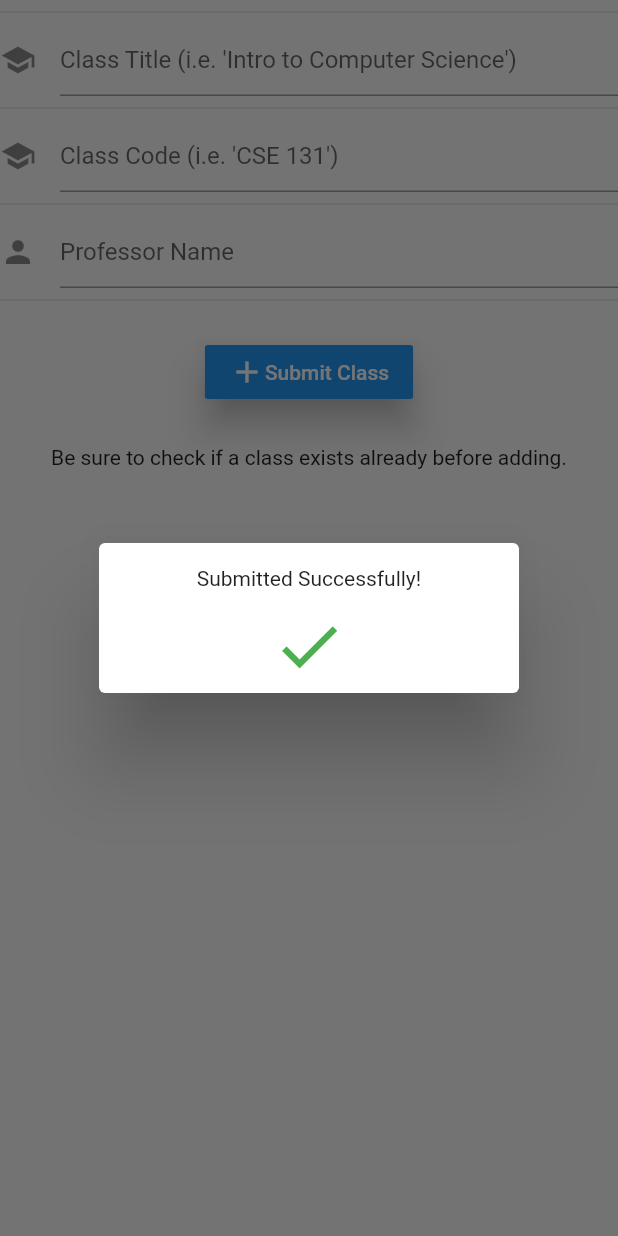
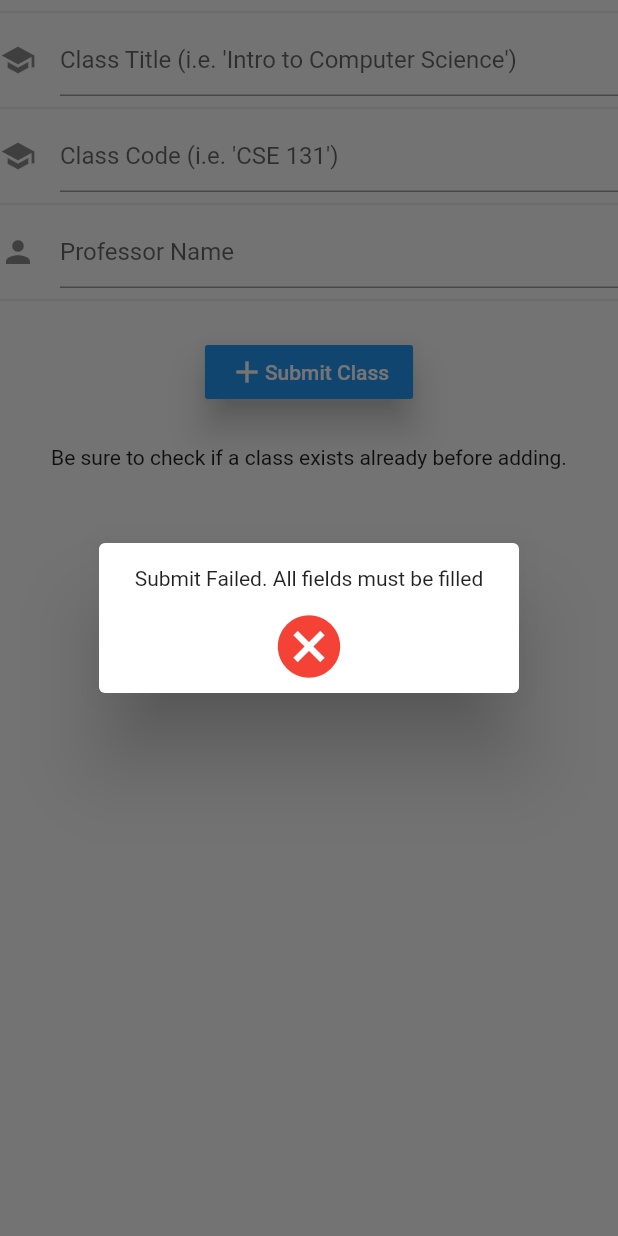
Before and after one commit to rsproule/WashUBubble, a Flutter app: the AddClassForm widget shown alone on an empty page, opened directly, after a tap on "Submit Class", on a phone screen of 412 x 824 dp. Run offline on Flutter 3.47's test engine with Material 2 defaults, Android fonts, the phone set to English and light mode, and no system bars; our stand-ins replace firebase_auth, firebase_database, google_sign_in; accounts and stored records are empty.

```diff
--- a/lib/Academics.dart
+++ b/lib/Academics.dart
@@ -54,7 +54,8 @@ class SchoolPageState extends State<SchoolPage>
                     new addclass.AddClassForm(),
 
                   ]
-              ))
+              )
+          )
 
         ]
 
--- a/lib/AddClassForm.dart
+++ b/lib/AddClassForm.dart
@@ -5,7 +5,7 @@ import 'package:firebase_database/firebase_database.dart';
 import 'package:google_sign_in/google_sign_in.dart';
 
 
-class AddClassForm extends StatefulWidget{
+class AddClassForm extends StatefulWidget {
   @override
   AddClassFormState createState() => new AddClassFormState();
 }
@@ -77,7 +77,8 @@ class AddClassFormState extends State<AddClassForm> {
                                 style: new TextStyle(color: Colors.white))
                           ]
                       )
-                )]),
+                  )
+                ]),
                 new Center(
 
                     child: new Column(
@@ -108,8 +109,6 @@ class AddClassFormState extends State<AddClassForm> {
   }
 
   _submitClass(BuildContext context) async {
-
-
     showDialog(
       child: new Dialog(
           child: new ConstrainedBox(
@@ -120,9 +119,10 @@ class AddClassFormState extends State<AddClassForm> {
                 minWidth: 10.0,
               ),
               child: new Column(
-                  children: <Widget> [
+                  children: <Widget>[
                     new Divider(color: Colors.white),
-                    new Text("Submitting Class...", textAlign: TextAlign.center),
+                    new Text(
+                        "Submitting Class...", textAlign: TextAlign.center),
                     new Divider(color: Colors.white, height: 12.0),
                     new CircularProgressIndicator()
                   ]
@@ -138,6 +138,9 @@ class AddClassFormState extends State<AddClassForm> {
     String professor = professorController.text;
     login.checkLogin();
 
+    bool fieldsFilled = name != "" && code != "" && professor != "";
+
+    if (fieldsFilled) {
       //push to the db
       await reference.push().set({
         'name': name,
@@ -145,10 +148,13 @@ class AddClassFormState extends State<AddClassForm> {
         'professor': professor,
       });
 
-    callback(context);
+      _postSuccess(context);
+    } else {
+      _postFailed(context);
+    }
   }
 
-  void callback(context){
+  void _postSuccess(context) {
     Navigator.of(context).pop();
     nameController.clear();
     codeController.clear();
@@ -165,9 +171,10 @@ class AddClassFormState extends State<AddClassForm> {
                 minWidth: 10.0,
               ),
               child: new Column(
-                  children: <Widget> [
+                  children: <Widget>[
                     new Divider(color: Colors.white),
-                    new Text("Submitted Successfully!", textAlign: TextAlign.center),
+                    new Text(
+                        "Submitted Successfully!", textAlign: TextAlign.center),
                     new Divider(color: Colors.white, height: 12.0),
                     new Icon(Icons.check, size: 50.0, color: Colors.green)
                   ]
@@ -179,3 +186,32 @@ class AddClassFormState extends State<AddClassForm> {
     );
   }
 }
+
+void _postFailed(BuildContext context) {
+  Navigator.of(context).pop();
+
+  showDialog(
+    child: new Dialog(
+
+        child: new ConstrainedBox(
+            constraints: new BoxConstraints(
+              maxHeight: 100.1,
+              maxWidth: 10.1,
+              minHeight: 100.0,
+              minWidth: 10.0,
+            ),
+            child: new Column(
+                children: <Widget>[
+                  new Divider(color: Colors.white),
+                  new Text("Submit Failed. All fields must be filled",
+                      textAlign: TextAlign.center),
+                  new Divider(color: Colors.white, height: 12.0),
+                  new Icon(Icons.cancel, size: 50.0, color: Colors.red)
+                ]
+            )
+        )
+    ),
+    context: context,
+
+  );
+}
--- a/lib/loginStuff.dart
+++ b/lib/loginStuff.dart
@@ -15,14 +15,14 @@ final auth = FirebaseAuth.instance;
     if (user == null) {
       await googleSignIn.signIn();
     }
-    if (auth.currentUser == null) {  //new
-      GoogleSignInAuthentication credentials =
-      await googleSignIn.currentUser.authentication;
-      await auth.signInWithGoogle(
-        idToken: credentials.idToken,
-        accessToken: credentials.accessToken,
-      );
-    }
+//    if (auth.currentUser == null) {  //new
+//      GoogleSignInAuthentication credentials =
+//      await googleSignIn.currentUser.authentication;
+//      await auth.signInWithGoogle(
+//        idToken: credentials.idToken,
+//        accessToken: credentials.accessToken,
+//      );
+//    }
 
   }
 
```
Also changed, not shown: lib/ClassPage.dart (+79 -35 lines), lib/PostTile.dart (+14 -14 lines). Lines whose indentation alone changed are shown as unchanged.
